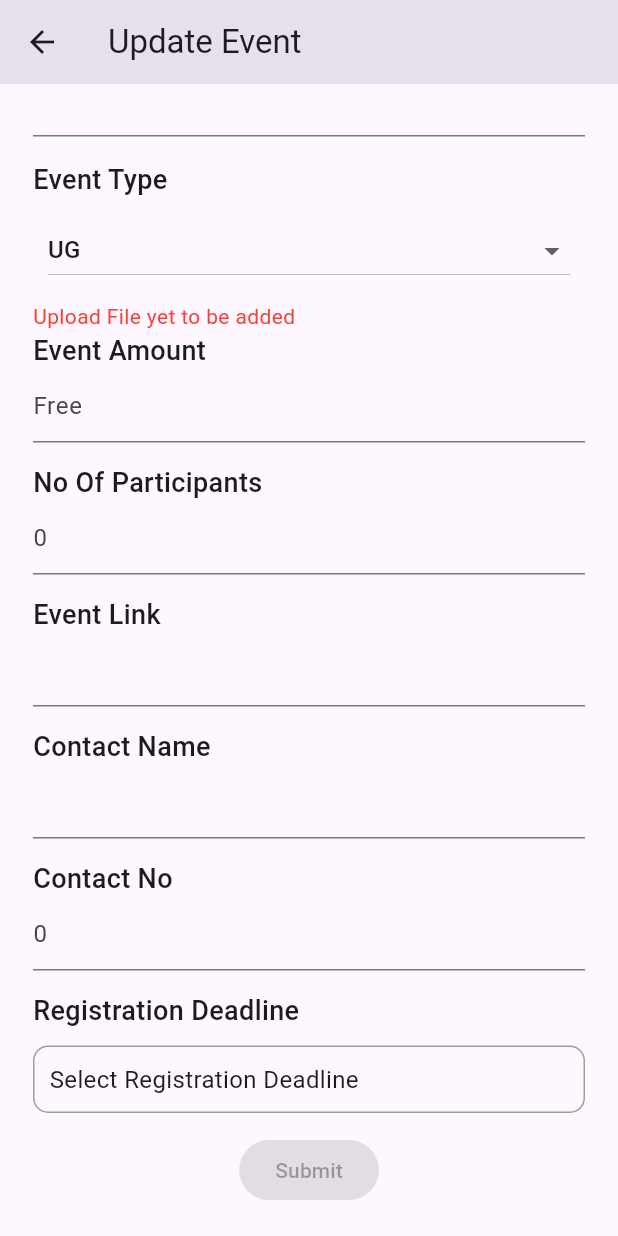
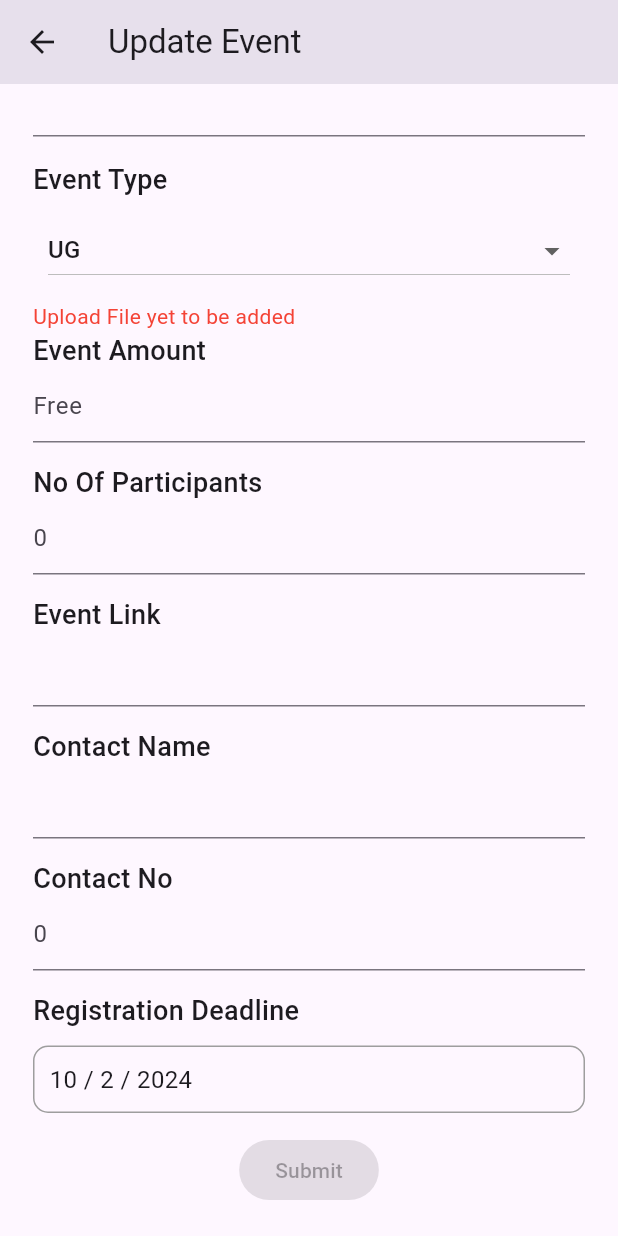
Before and after one commit to vansh132/EventQuest, a Flutter app: the EditEventScreen screen opened directly with empty values, scrolled down 147 dp, on a phone screen of 412 x 824 dp. Run offline on Flutter 3.47's test engine with Material 3 defaults, Android fonts, the phone set to English and light mode, and no system bars; our stand-ins replace carousel_slider, dotted_border, file_picker, photo_view.

Commit message:
warning fixed

```diff
--- a/lib/router.dart
+++ b/lib/router.dart
@@ -7,7 +7,7 @@ import 'package:eventquest/screens/faculty_screens/announcement_screens/edit_ann
 import 'package:eventquest/screens/faculty_screens/custom_navigation_bottom_bar.dart';
 import 'package:eventquest/screens/faculty_screens/event_screens/add_event_screen.dart';
 import 'package:eventquest/screens/faculty_screens/event_screens/edit_event_screen.dart';
-import 'package:eventquest/screens/faculty_screens/screens/task_screens/f_task_detail_screen.dart';
+import 'package:eventquest/screens/faculty_screens/task_screens/faculty_task_detail_screen.dart';
 import 'package:eventquest/screens/student_screens/login_screen.dart';
 import 'package:eventquest/screens/student_screens/registration_screen.dart';
 // import 'package:eventquest/screens/signup_screen.dart';
--- a/lib/screens/faculty_screens/event_screens/edit_event_screen.dart
+++ b/lib/screens/faculty_screens/event_screens/edit_event_screen.dart
@@ -228,9 +228,7 @@ class _EditEventScreenState extends State<EditEventScreen> {
         borderRadius: BorderRadius.circular(10),
       ),
       child: Text(
-        eventData.registartionDeadline != null
-            ? 'Select Registration Deadline'
-            : '${eventData.registartionDeadline.day} / ${eventData.registartionDeadline.month} / ${eventData.registartionDeadline.year}',
+        '${eventData.registartionDeadline.day} / ${eventData.registartionDeadline.month} / ${eventData.registartionDeadline.year}',
         style: const TextStyle(fontSize: 16),
       ),
     );
--- a/lib/screens/faculty_screens/task_screens/faculty_task_detail_screen.dart
+++ b/lib/screens/faculty_screens/task_screens/faculty_task_detail_screen.dart
@@ -1,5 +1,4 @@
 import 'package:eventquest/widgets/top_bar.dart';
-import 'package:eventquest/widgets/user_info.dart';
 import 'package:flutter/material.dart';
 
 class FacultyTaskDetailScreen extends StatefulWidget {
--- a/lib/screens/faculty_screens/task_screens/faculty_task_screen.dart
+++ b/lib/screens/faculty_screens/task_screens/faculty_task_screen.dart
@@ -1,5 +1,5 @@
 import 'package:eventquest/models/task.dart';
-import 'package:eventquest/screens/faculty_screens/screens/task_screens/f_task_detail_screen.dart';
+import 'package:eventquest/screens/faculty_screens/task_screens/faculty_task_detail_screen.dart';
 import 'package:eventquest/widgets/top_bar.dart';
 import 'package:flutter/material.dart';
 
```
Also changed, not shown: lib/screens/faculty_screens/custom_navigation_bottom_bar.dart (+5 -5 lines).
